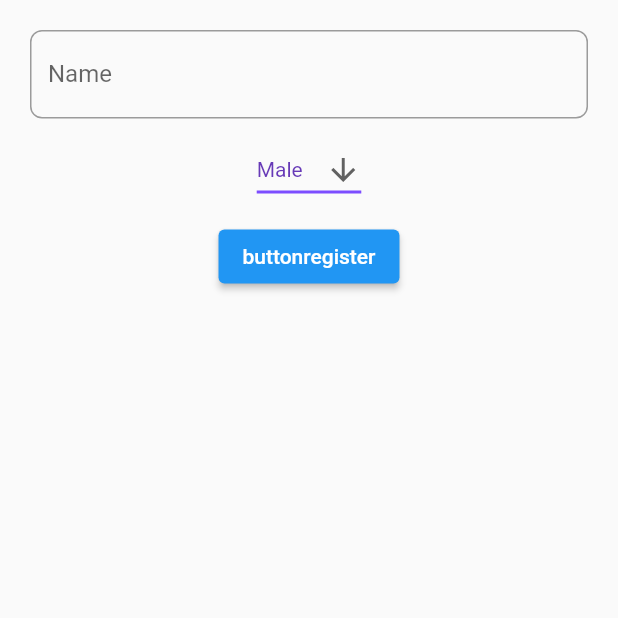
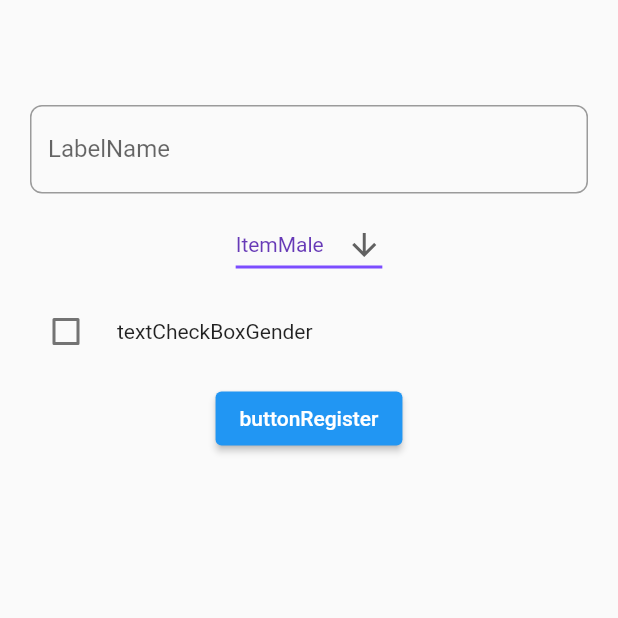
Before and after one commit to gabrielgits/perfectmatch, a Flutter app: the RegisterView screen opened by its route, on a phone screen of 412 x 824 dp, the top half of it. Run offline on Flutter 3.47's test engine with Material 2 defaults, Android fonts, the phone set to English and light mode, and no system bars; our stand-ins replace easy_localization.

Commit message:
link views

```diff
--- a/lib/views/home_view.dart
+++ b/lib/views/home_view.dart
@@ -12,7 +12,7 @@ class HomeView extends StatelessWidget {
           onPressed: () {
             Navigator.pushNamed(context, '/register');
           },
-          child: const Text('buttonhomeopen').tr(),
+          child: Text(tr('buttonHomeOpen')),
         ),
       ),
     );
--- a/lib/views/register_view.dart
+++ b/lib/views/register_view.dart
@@ -9,7 +9,8 @@ class RegisterView extends StatefulWidget {
 }
 
 class _RegisterViewState extends State<RegisterView> {
-  List<String> list = <String>['Male', 'Female'];
+  List<String> list = <String>[tr('ItemMale'), tr('ItemFemale')];
+  bool isChecked = false;
 
   @override
   Widget build(BuildContext context) {
@@ -20,19 +21,22 @@ class _RegisterViewState extends State<RegisterView> {
           padding: const EdgeInsets.all(20),
           child: Column(
             children: [
-              const TextField(
+              const SizedBox(
+                height: 50,
+              ),
+              TextField(
                 decoration: InputDecoration(
-                  labelText: "Name",
-                  border: OutlineInputBorder(
+                  labelText: 'LabelName'.tr(),
+                  border: const OutlineInputBorder(
                       borderRadius: BorderRadius.all(Radius.circular(8))),
-                  hintText: 'Enter a search term',
+                  hintText: tr('hintTextName'),
                 ),
               ),
               const SizedBox(
                 height: 10,
               ),
               DropdownButton<String>(
-                value: 'Male',
+                value: tr('ItemMale'),
                 icon: const Icon(Icons.arrow_downward),
                 elevation: 16,
                 style: const TextStyle(color: Colors.deepPurple),
@@ -56,9 +60,32 @@ class _RegisterViewState extends State<RegisterView> {
               const SizedBox(
                 height: 10,
               ),
+              Row(
+                children: [
+                  Checkbox(
+                    checkColor: Colors.white,
+                    //fillColor: MaterialStateProperty.resolveWith(getColor),
+                    value: isChecked,
+                    onChanged: (bool? value) {
+                      setState(() {
+                        isChecked = value!;
+                      });
+                    },
+                  ),
+                  const SizedBox(
+                    width: 10,
+                  ),
+                  const Text('textCheckBoxGender').tr(),
+                ],
+              ),
+              const SizedBox(
+                height: 10,
+              ),
               ElevatedButton(
-                onPressed: () {},
-                child: const Text('buttonregister').tr(),
+                onPressed: () {
+                  Navigator.pushNamed(context, '/match');
+                },
+                child: Text(tr('buttonRegister')),
               ),
             ],
           ),
```
Also changed, not shown: assets/languages/pt-PT.json (+13 -2 lines), lib/views/match_view.dart (+71 -3 lines), lib/views/response_view.dart (+30 -2 lines).
